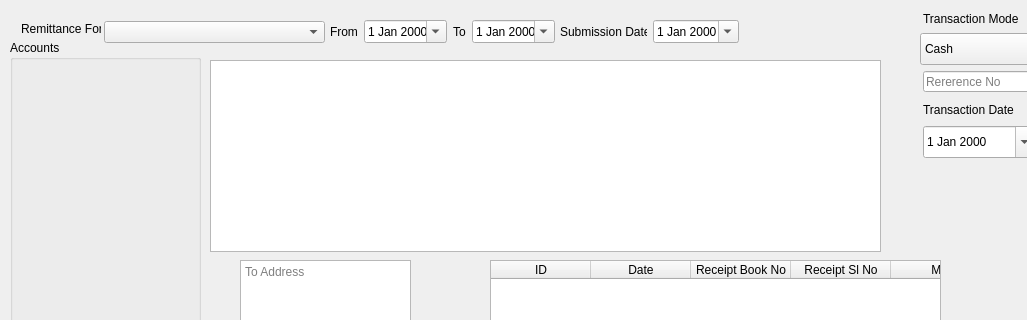
Above: DLG/cremittancedlg.ui from hlunguite/saptuamDataQT before the change; both pictures show x 0 to 1027 and y 0 to 320 of the 1273 by 453 pixel window. Below: the same form after it.
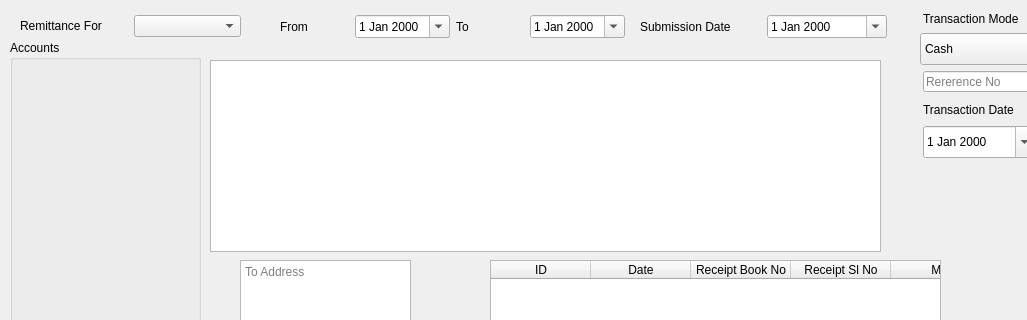
That is the form after the change.

Patch:
```diff
--- a/DLG/cremittancedlg.ui
+++ b/DLG/cremittancedlg.ui
@@ -181,29 +181,6 @@
     <string>Cancel</string>
    </property>
   </widget>
-  <widget class="QLabel" name="m_remitCombolbl">
-   <property name="geometry">
-    <rect>
-     <x>21</x>
-     <y>21</y>
-     <width>80</width>
-     <height>16</height>
-    </rect>
-   </property>
-   <property name="text">
-    <string>Remittance For</string>
-   </property>
-  </widget>
-  <widget class="QComboBox" name="m_remittanceNameCombo">
-   <property name="geometry">
-    <rect>
-     <x>104</x>
-     <y>21</y>
-     <width>221</width>
-     <height>22</height>
-    </rect>
-   </property>
-  </widget>
   <widget class="QTableWidget" name="m_table">
    <property name="geometry">
     <rect>
@@ -259,13 +236,13 @@
     </property>
    </column>
   </widget>
-  <widget class="QWidget" name="">
+  <widget class="QWidget" name="layoutWidget">
    <property name="geometry">
     <rect>
-     <x>560</x>
-     <y>20</y>
-     <width>179</width>
-     <height>24</height>
+     <x>640</x>
+     <y>10</y>
+     <width>247</width>
+     <height>34</height>
     </rect>
    </property>
    <layout class="QHBoxLayout" name="horizontalLayout">
@@ -288,13 +265,13 @@
     </item>
    </layout>
   </widget>
-  <widget class="QWidget" name="">
+  <widget class="QWidget" name="layoutWidget">
    <property name="geometry">
     <rect>
-     <x>330</x>
-     <y>20</y>
-     <width>226</width>
-     <height>24</height>
+     <x>280</x>
+     <y>10</y>
+     <width>345</width>
+     <height>34</height>
     </rect>
    </property>
    <layout class="QHBoxLayout" name="horizontalLayout_2">
@@ -334,6 +311,28 @@
     </item>
    </layout>
   </widget>
+  <widget class="QWidget" name="">
+   <property name="geometry">
+    <rect>
+     <x>20</x>
+     <y>10</y>
+     <width>221</width>
+     <height>32</height>
+    </rect>
+   </property>
+   <layout class="QGridLayout" name="gridLayout">
+    <item row="0" column="0">
+     <widget class="QLabel" name="m_remitCombolbl">
+      <property name="text">
+       <string>Remittance For</string>
+      </property>
+     </widget>
+    </item>
+    <item row="0" column="1">
+     <widget class="QComboBox" name="m_remittanceNameCombo"/>
+    </item>
+   </layout>
+  </widget>
  </widget>
  <resources/>
  <connections/>
```
